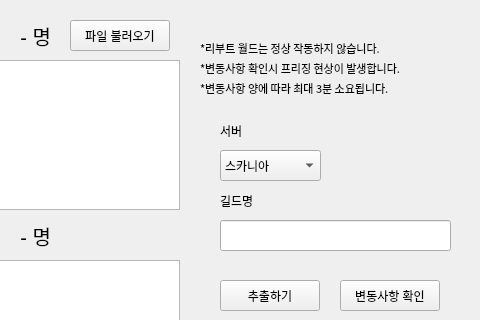
memoday/guildMemberChecker, file ui/main.ui: the form before one commit; both pictures show x 180 to 660 and y 0 to 320 of the 660 by 450 pixel window.
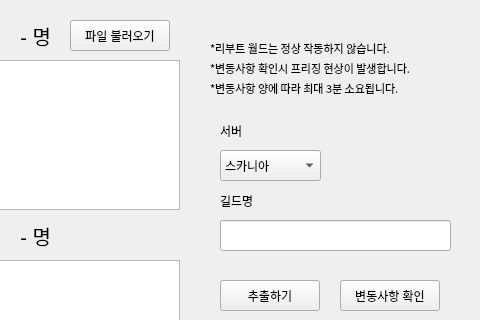
The form after the commit.

The edit to the form file:
```diff
--- a/ui/main.ui
+++ b/ui/main.ui
@@ -376,7 +376,7 @@
   <widget class="QLabel" name="label_5">
    <property name="geometry">
     <rect>
-     <x>380</x>
+     <x>390</x>
      <y>40</y>
      <width>271</width>
      <height>16</height>
@@ -384,7 +384,7 @@
    </property>
    <property name="font">
     <font>
-     <family>맑은 고딕</family>
+     <family>굴림</family>
      <pointsize>8</pointsize>
     </font>
    </property>
@@ -395,7 +395,7 @@
   <widget class="QLabel" name="label_6">
    <property name="geometry">
     <rect>
-     <x>380</x>
+     <x>390</x>
      <y>60</y>
      <width>271</width>
      <height>16</height>
@@ -403,7 +403,7 @@
    </property>
    <property name="font">
     <font>
-     <family>맑은 고딕</family>
+     <family>굴림</family>
      <pointsize>8</pointsize>
     </font>
    </property>
@@ -414,7 +414,7 @@
   <widget class="QLabel" name="label_7">
    <property name="geometry">
     <rect>
-     <x>380</x>
+     <x>390</x>
      <y>80</y>
      <width>271</width>
      <height>16</height>
@@ -422,7 +422,7 @@
    </property>
    <property name="font">
     <font>
-     <family>맑은 고딕</family>
+     <family>굴림</family>
      <pointsize>8</pointsize>
     </font>
    </property>
```
